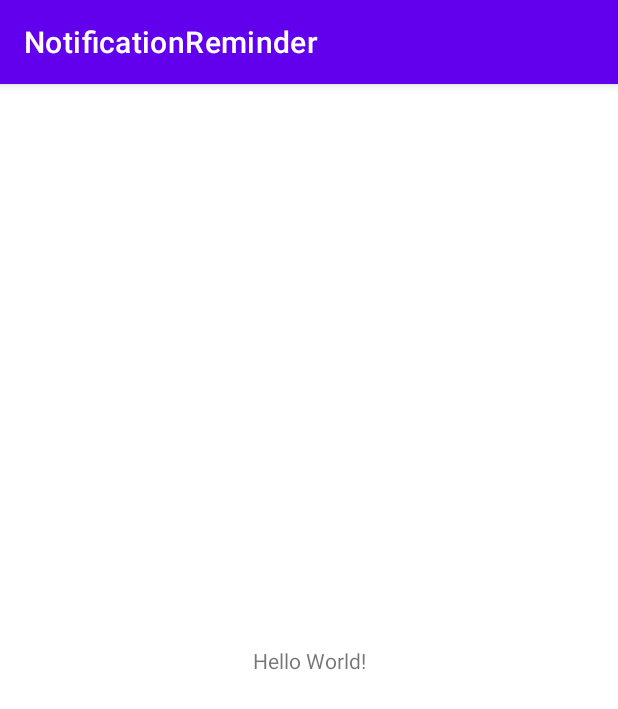
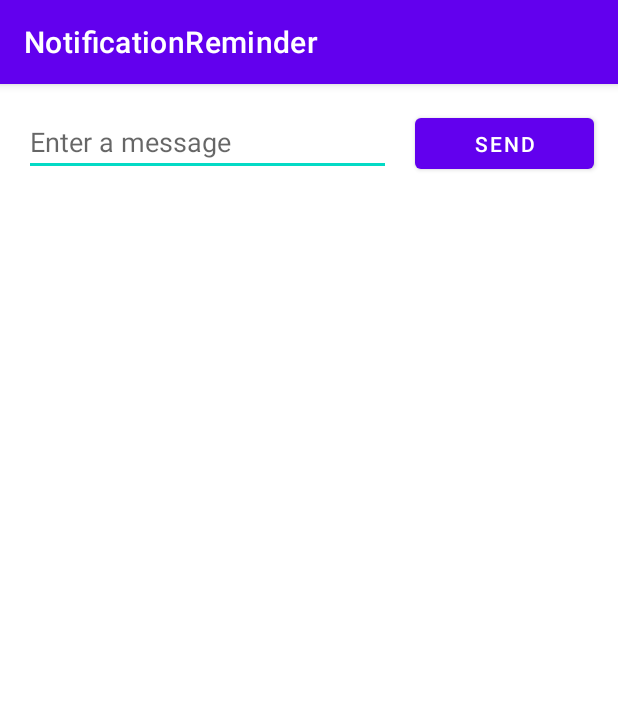
Before and after one commit to mr-woodapple/NotificationReminder, an Android app: the screen it shows after launch (MainActivity), on a phone screen of 412 x 824 dp. Shown: the top 709 px of the screen. Run offline under Robolectric (Android 15) with nearby library versions, the phone set to English and light mode, and no system bars.

Commit message:
Added a second activity to display entered text

```diff
--- a/app/src/main/AndroidManifest.xml
+++ b/app/src/main/AndroidManifest.xml
@@ -10,6 +10,10 @@
         android:supportsRtl="true"
         android:theme="@style/Theme.NotificationReminder">
         <activity
+            android:name=".DisplayMessageActivity"
+            android:parentActivityName=".MainActivity"
+            android:exported="false" />
+        <activity
             android:name=".MainActivity"
             android:exported="true">
             <intent-filter>
--- a/app/src/main/res/layout/activity_main.xml
+++ b/app/src/main/res/layout/activity_main.xml
@@ -6,13 +6,30 @@
     android:layout_height="match_parent"
     tools:context=".MainActivity">
 
-    <TextView
-        android:layout_width="wrap_content"
+    <Button
+        android:id="@+id/button"
+        android:layout_width="119dp"
+        android:layout_height="46dp"
+        android:layout_marginStart="16dp"
+        android:layout_marginEnd="16dp"
+        android:onClick="sendMessage"
+        android:text="@string/button_send"
+        app:layout_constraintBaseline_toBaselineOf="@+id/editTextTextPersonName"
+        app:layout_constraintEnd_toEndOf="parent"
+        app:layout_constraintHorizontal_bias="0.5"
+        app:layout_constraintStart_toEndOf="@+id/editTextTextPersonName" />
+
+    <EditText
+        android:id="@+id/editTextTextPersonName"
+        android:layout_width="0dp"
         android:layout_height="wrap_content"
-        android:text="Hello World!"
-        app:layout_constraintBottom_toBottomOf="parent"
-        app:layout_constraintLeft_toLeftOf="parent"
-        app:layout_constraintRight_toRightOf="parent"
+        android:layout_marginStart="16dp"
+        android:layout_marginTop="16dp"
+        android:ems="10"
+        android:hint="@string/edit_message"
+        android:inputType="textPersonName"
+        app:layout_constraintEnd_toStartOf="@+id/button"
+        app:layout_constraintHorizontal_bias="0.5"
+        app:layout_constraintStart_toStartOf="parent"
         app:layout_constraintTop_toTopOf="parent" />
-
 </androidx.constraintlayout.widget.ConstraintLayout>
--- a/app/src/main/res/values/strings.xml
+++ b/app/src/main/res/values/strings.xml
@@ -1,3 +1,5 @@
 <resources>
     <string name="app_name">NotificationReminder</string>
+    <string name="edit_message">Enter a message</string>
+    <string name="button_send">Send</string>
 </resources>
```
Also changed, not shown: app/src/main/java/com/example/notificationreminder/DisplayMessageActivity.java (added, +25 -0 lines), app/src/main/java/com/example/notificationreminder/MainActivity.java (+18 -1 lines), app/src/main/res/layout/activity_display_message.xml (added, +18 -0 lines).
